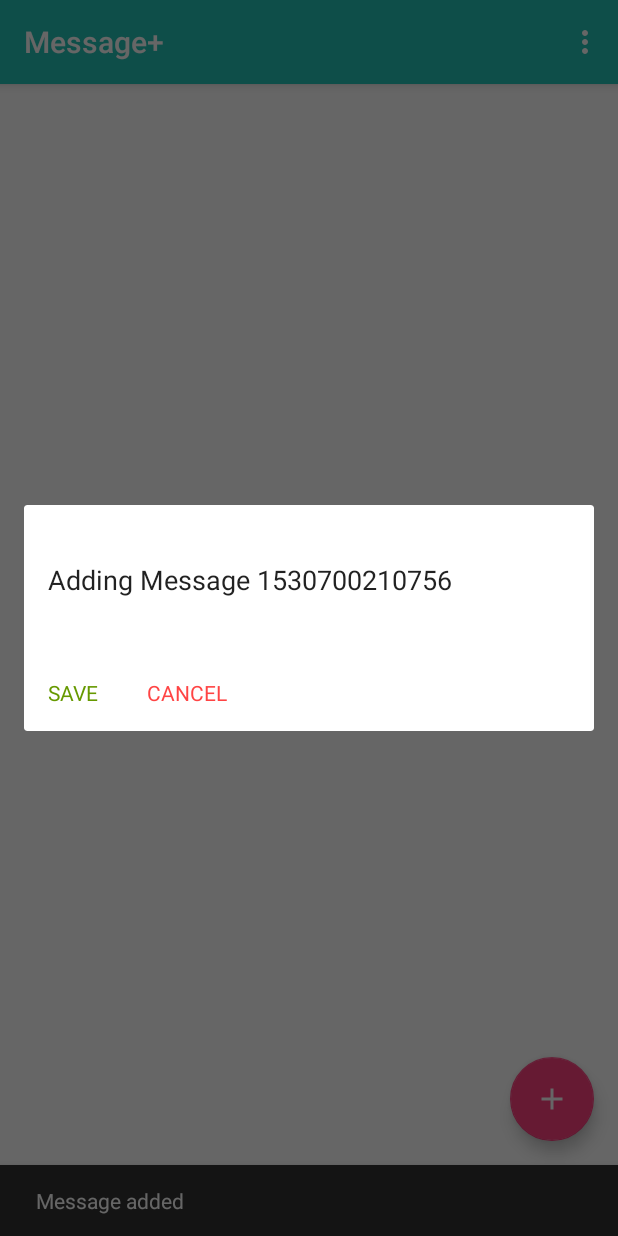
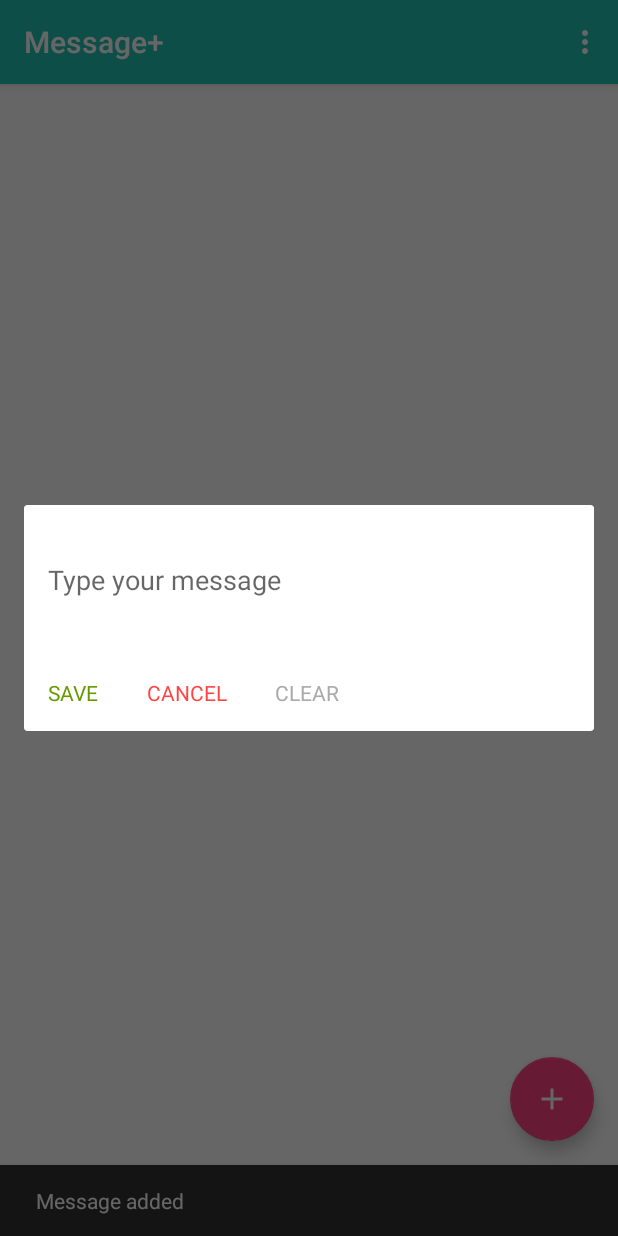
Before and after one commit to alokomkar/sortedMessage, an Android app: the screen it shows after launch (CopyPasteActivity), after a tap on an icon or button, on a phone screen of 412 x 824 dp. Run offline under Robolectric (Android 15) with nearby library versions, the phone set to English and light mode, and no system bars.

```diff
--- a/app/src/main/java/com/sortedqueue/messageplus/CopyPasteActivity.kt
+++ b/app/src/main/java/com/sortedqueue/messageplus/CopyPasteActivity.kt
@@ -84,7 +84,7 @@
         contentRecyclerView.layoutManager = LinearLayoutManager( this )
 
         fab.setOnClickListener { view ->
-            addEditTemplate(MessageTitle(System.currentTimeMillis(), "Adding Message " + System.currentTimeMillis(), TYPE_TEXT, 0))
+            addEditTemplate(MessageTitle(System.currentTimeMillis(), "", "", TYPE_TEXT, 0))
             Snackbar.make(view, "Message added", Snackbar.LENGTH_LONG)
                     .setAction("Action", null).show()
         }
@@ -95,7 +95,7 @@
     private fun handleShare() {
         if ( intent != null && Intent.ACTION_SEND.equals(intent.action) && intent.type != null ) {
             if ("text/plain" == intent.type) {
-                addEditTemplate(MessageTitle(System.currentTimeMillis(), intent.getStringExtra(Intent.EXTRA_TEXT), TYPE_TEXT, 0))
+                addEditTemplate(MessageTitle(System.currentTimeMillis(), "", intent.getStringExtra(Intent.EXTRA_TEXT), TYPE_TEXT, 0))
             }
         }
     }
--- a/app/src/main/java/com/sortedqueue/messageplus/MessageTitle.kt
+++ b/app/src/main/java/com/sortedqueue/messageplus/MessageTitle.kt
@@ -1,11 +1,14 @@
 package com.sortedqueue.messageplus
+
+import com.sortedqueue.messageplus.base.TYPE_TEXT
 
 /**
  * Created by Alok on 02/07/18.
  */
-data class MessageTitle( var messageId : Long,
-                         var messageContent : String,
-                         var messageType : Int,
+class MessageTitle( var messageId : Long = 0L,
+                         var messageTitle: String = "",
+                         var messageContent : String = "",
+                         var messageType : Int = TYPE_TEXT,
                          var sendCount : Int = 0 ) {
 
     override fun equals(other: Any?): Boolean {
@@ -14,15 +17,12 @@
 
         other as MessageTitle
 
-        if (messageContent != other.messageContent) return false
-        if (messageType != other.messageType) return false
+        if (messageId != other.messageId) return false
 
         return true
     }
 
     override fun hashCode(): Int {
-        var result = messageContent.hashCode()
-        result = 31 * result + messageType
-        return result
+        return messageId.hashCode()
     }
 }
--- a/app/src/main/java/com/sortedqueue/messageplus/base/ViewExtensions.kt
+++ b/app/src/main/java/com/sortedqueue/messageplus/base/ViewExtensions.kt
@@ -58,6 +58,9 @@
         messageListener.onCancel()
         alertDialog.dismiss()
     }
+    dialogView.findViewById<TextView>(R.id.tvClear).setOnClickListener {
+        editText.setText("")
+    }
     alertDialog.show()
 
 }
--- a/app/src/main/res/layout/dialog_input.xml
+++ b/app/src/main/res/layout/dialog_input.xml
@@ -38,4 +38,16 @@
         android:padding="@dimen/mini_padding"
         android:text="@string/cancel" />
 
+    <TextView
+        android:layout_below="@+id/etMessage"
+        android:layout_width="wrap_content"
+        android:layout_height="wrap_content"
+        android:layout_margin="@dimen/mini_padding"
+        android:layout_toRightOf="@+id/tvCancel"
+        android:layout_toEndOf="@+id/tvCancel"
+        android:textColor="@android:color/darker_gray"
+        android:id="@+id/tvClear"
+        android:padding="@dimen/mini_padding"
+        android:text="@string/clear" />
+
 </RelativeLayout>
--- a/app/src/main/res/values/strings.xml
+++ b/app/src/main/res/values/strings.xml
@@ -10,5 +10,5 @@
     <string name="save">SAVE</string>
     <string name="cancel" tools:ignore="ButtonCase">CANCEL</string>
     <string name="type_your_message">Type your message</string>
-    <string name="clear">Clear</string>
+    <string name="clear">CLEAR</string>
 </resources>
```
